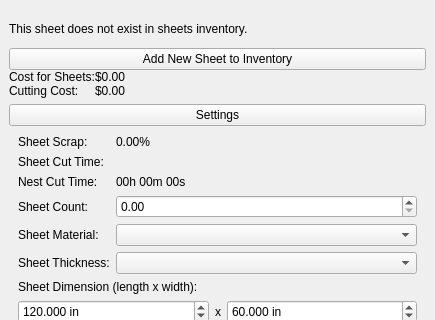
TheCodingJsoftware/Invigo, file ui/widgets/nest_widget.ui: the form before one commit; both pictures show x 0 to 435 and y 0 to 320 of the 435 by 916 pixel window.
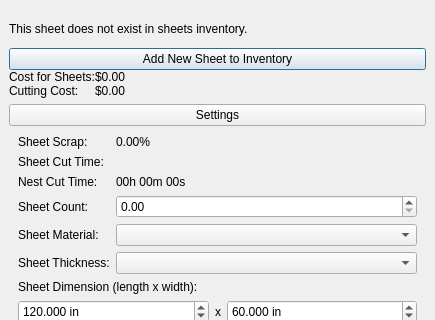
The form after the commit. Icons and pictures are not drawn.

```diff
--- a/ui/widgets/nest_widget.ui
+++ b/ui/widgets/nest_widget.ui
@@ -76,6 +76,9 @@
           <property name="text">
            <string>Add New Sheet to Inventory</string>
           </property>
+          <property name="default">
+           <bool>true</bool>
+          </property>
          </widget>
         </item>
         <item>
```
